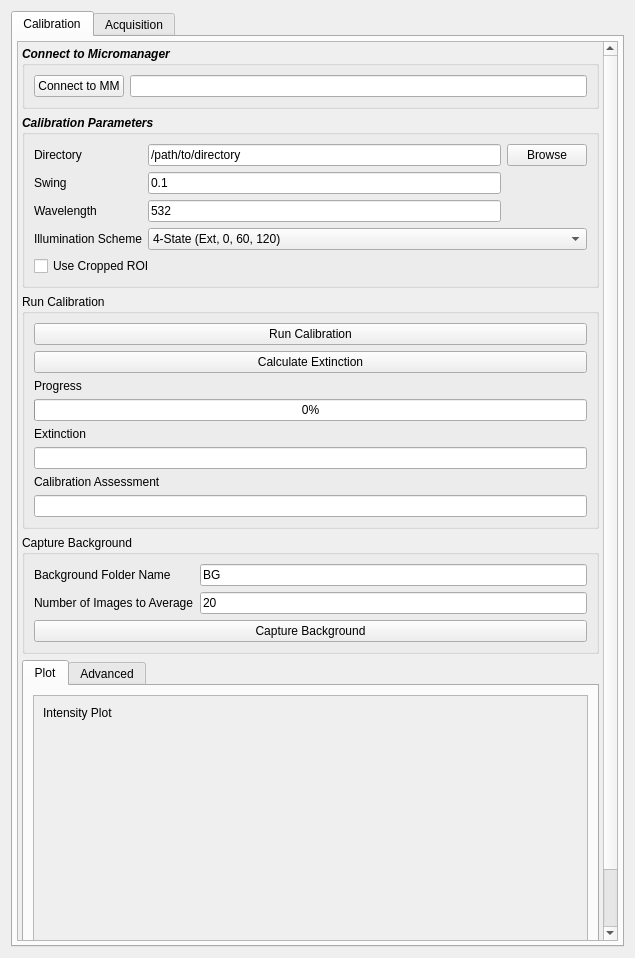
This is recOrder/plugin/qtdesigner/recOrder_calibration_v5.ui in mehta-lab/waveorder as Qt 5 draws it before an edit. The edited form follows.
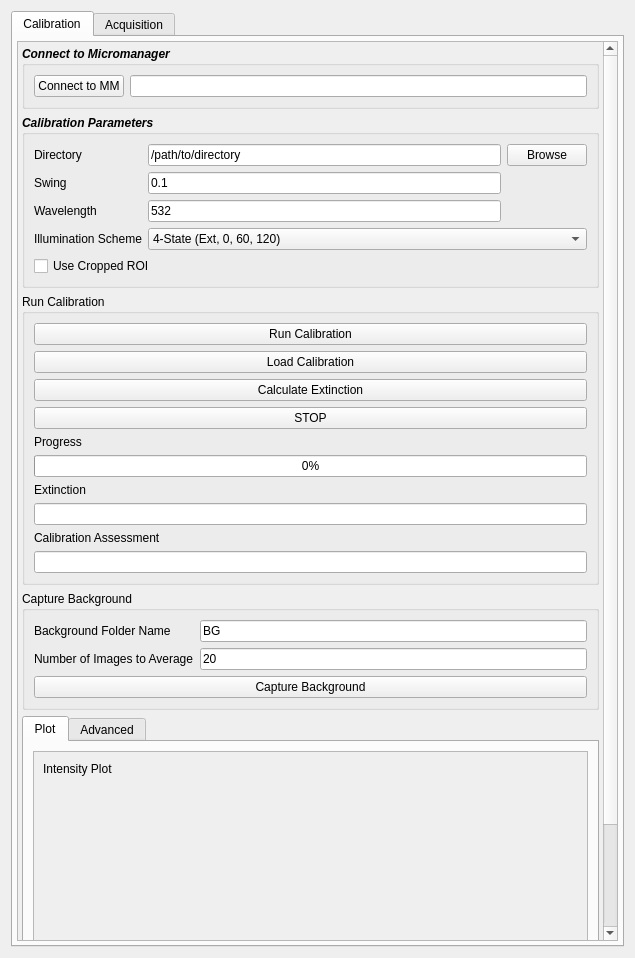
This is the edited form. Custom widgets are drawn as their Qt base class.

The edit to the form file:
```diff
--- a/recOrder/plugin/qtdesigner/recOrder_calibration_v5.ui
+++ b/recOrder/plugin/qtdesigner/recOrder_calibration_v5.ui
@@ -120,7 +120,7 @@
             <x>0</x>
             <y>0</y>
             <width>595</width>
-            <height>1041</height>
+            <height>1109</height>
            </rect>
           </property>
           <layout class="QGridLayout" name="gridLayout">
@@ -512,8 +512,8 @@
              <property name="title">
               <string>Run Calibration</string>
              </property>
-             <layout class="QVBoxLayout" name="verticalLayout_2">
-              <item>
+             <layout class="QGridLayout" name="gridLayout_12">
+              <item row="0" column="0">
                <widget class="QPushButton" name="qbutton_calibrate">
                 <property name="sizePolicy">
                  <sizepolicy hsizetype="Minimum" vsizetype="Fixed">
@@ -536,7 +536,7 @@
                 </property>
                </widget>
               </item>
-              <item>
+              <item row="2" column="0">
                <widget class="QPushButton" name="qbutton_calc_extinction">
                 <property name="font">
                  <font>
@@ -550,7 +550,7 @@
                 </property>
                </widget>
               </item>
-              <item>
+              <item row="4" column="0">
                <widget class="QLabel" name="label_progress">
                 <property name="font">
                  <font>
@@ -564,14 +564,21 @@
                 </property>
                </widget>
               </item>
-              <item>
+              <item row="5" column="0">
                <widget class="QProgressBar" name="progress_bar">
                 <property name="value">
                  <number>0</number>
                 </property>
                </widget>
               </item>
-              <item>
+              <item row="3" column="0">
+               <widget class="QPushButton" name="qbutton_stop_calib">
+                <property name="text">
+                 <string>STOP</string>
+                </property>
+               </widget>
+              </item>
+              <item row="6" column="0">
                <widget class="QLabel" name="label_extinction">
                 <property name="font">
                  <font>
@@ -585,7 +592,7 @@
                 </property>
                </widget>
               </item>
-              <item>
+              <item row="7" column="0">
                <widget class="QLineEdit" name="le_extinction">
                 <property name="sizePolicy">
                  <sizepolicy hsizetype="Minimum" vsizetype="Fixed">
@@ -598,7 +605,7 @@
                 </property>
                </widget>
               </item>
-              <item>
+              <item row="8" column="0">
                <widget class="QLabel" name="labell_calib_assessment">
                 <property name="font">
                  <font>
@@ -612,13 +619,20 @@
                 </property>
                </widget>
               </item>
-              <item>
+              <item row="9" column="0">
                <widget class="QLineEdit" name="le_calib_assessment">
                 <property name="readOnly">
                  <bool>true</bool>
                 </property>
                </widget>
               </item>
+              <item row="1" column="0">
+               <widget class="QPushButton" name="qbutton_load_calib">
+                <property name="text">
+                 <string>Load Calibration</string>
+                </property>
+               </widget>
+              </item>
              </layout>
             </widget>
            </item>
```
Left out of the diff: 7 changed lines with no effect on the pictures.
